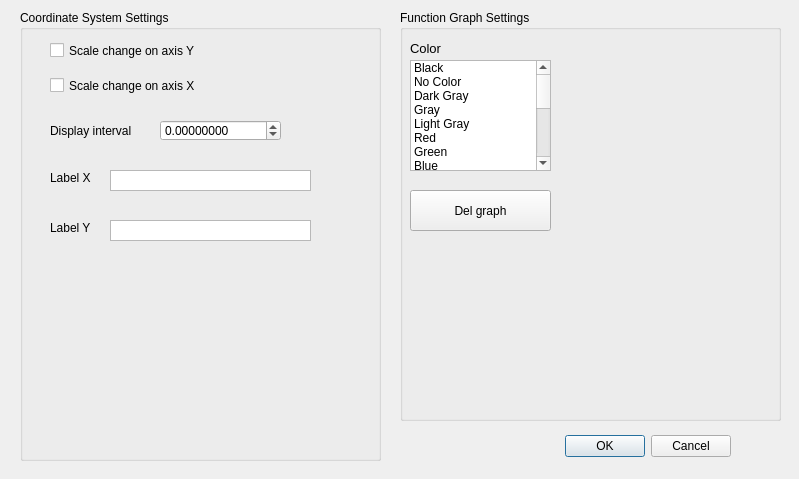
Qt form GUI/Qt/UGraphControlDialog.ui (aicommunity/Rdk) before a commit.
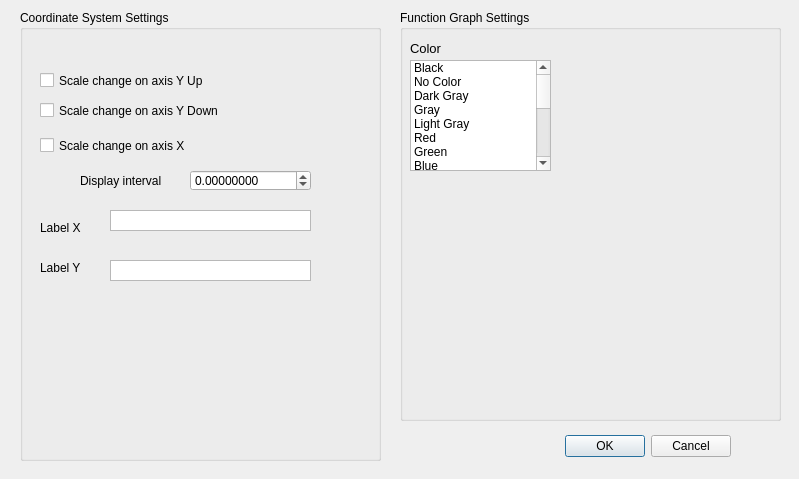
The same form after that commit.

Diff of the .ui file:
```diff
--- a/GUI/Qt/UGraphControlDialog.ui
+++ b/GUI/Qt/UGraphControlDialog.ui
@@ -53,21 +53,21 @@
    <widget class="QCheckBox" name="checkBoxAxisY">
     <property name="geometry">
      <rect>
-      <x>30</x>
-      <y>30</y>
-      <width>161</width>
-      <height>21</height>
-     </rect>
-    </property>
-    <property name="text">
-     <string>Scale change on axis Y</string>
-    </property>
-   </widget>
-   <widget class="QCheckBox" name="checkBoxAxisX">
-    <property name="geometry">
-     <rect>
-      <x>30</x>
+      <x>20</x>
       <y>60</y>
+      <width>191</width>
+      <height>21</height>
+     </rect>
+    </property>
+    <property name="text">
+     <string>Scale change on axis Y Up</string>
+    </property>
+   </widget>
+   <widget class="QCheckBox" name="checkBoxAxisX">
+    <property name="geometry">
+     <rect>
+      <x>20</x>
+      <y>120</y>
       <width>161</width>
       <height>31</height>
      </rect>
@@ -79,8 +79,8 @@
    <widget class="QDoubleSpinBox" name="doubleSpinBox">
     <property name="geometry">
      <rect>
-      <x>140</x>
-      <y>110</y>
+      <x>170</x>
+      <y>160</y>
       <width>121</width>
       <height>21</height>
      </rect>
@@ -98,8 +98,8 @@
    <widget class="QLabel" name="label">
     <property name="geometry">
      <rect>
-      <x>30</x>
-      <y>110</y>
+      <x>60</x>
+      <y>160</y>
       <width>101</width>
       <height>21</height>
      </rect>
@@ -111,8 +111,8 @@
    <widget class="QLabel" name="label_3">
     <property name="geometry">
      <rect>
-      <x>30</x>
-      <y>160</y>
+      <x>20</x>
+      <y>210</y>
       <width>55</width>
       <height>16</height>
      </rect>
@@ -124,8 +124,8 @@
    <widget class="QLabel" name="label_4">
     <property name="geometry">
      <rect>
-      <x>30</x>
-      <y>210</y>
+      <x>20</x>
+      <y>250</y>
       <width>55</width>
       <height>16</height>
      </rect>
@@ -138,7 +138,7 @@
     <property name="geometry">
      <rect>
       <x>90</x>
-      <y>210</y>
+      <y>250</y>
       <width>201</width>
       <height>21</height>
      </rect>
@@ -151,7 +151,7 @@
     <property name="geometry">
      <rect>
       <x>90</x>
-      <y>160</y>
+      <y>200</y>
       <width>201</width>
       <height>21</height>
      </rect>
@@ -160,6 +160,19 @@
      <enum>Qt::ScrollBarAlwaysOff</enum>
     </property>
    </widget>
+   <widget class="QCheckBox" name="checkBoxAxisMinY">
+    <property name="geometry">
+     <rect>
+      <x>20</x>
+      <y>90</y>
+      <width>211</width>
+      <height>21</height>
+     </rect>
+    </property>
+    <property name="text">
+     <string>Scale change on axis Y Down</string>
+    </property>
+   </widget>
   </widget>
   <widget class="QGroupBox" name="groupBox">
    <property name="geometry">
@@ -286,19 +299,6 @@
      </property>
     </item>
    </widget>
-   <widget class="QPushButton" name="pushButton">
-    <property name="geometry">
-     <rect>
-      <x>10</x>
-      <y>180</y>
-      <width>141</width>
-      <height>41</height>
-     </rect>
-    </property>
-    <property name="text">
-     <string>Del graph</string>
-    </property>
-   </widget>
   </widget>
  </widget>
  <resources/>
```
Left out of the diff: 2 changed lines with no effect on the pictures.
